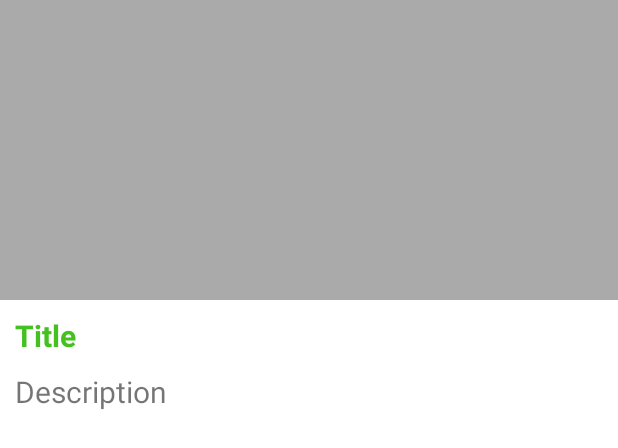
After one commit to ArieRS/Kupluk, an Android app: the layout activity_news_detail.xml on its own in the app's theme, with its tools: preview values and no code run, on a phone screen of 412 x 824 dp. The commit adds this screen. Shown: the top 448 px of the screen. Run offline under Robolectric (Android 15) with nearby library versions, the phone set to English and light mode, and no system bars.

Commit message:
update detail news & ui

```diff
--- a/app/src/main/AndroidManifest.xml
+++ b/app/src/main/AndroidManifest.xml
@@ -11,7 +11,8 @@
         android:roundIcon="@mipmap/ic_launcher_round"
         android:supportsRtl="true"
         android:theme="@style/AppTheme">
-        <activity android:name=".activity.AddNewQtlActivity"></activity>
+        <activity android:name=".activity.NewsDetailActivity"></activity>
+        <activity android:name=".activity.AddNewQtlActivity" />
         <activity android:name=".activity.QtlActivity" />
         <activity android:name=".activity.Splashscreen">
             <intent-filter>
--- a/app/src/main/java/kupluk/smk/coding/data/News.kt
+++ b/app/src/main/java/kupluk/smk/coding/data/News.kt
@@ -6,5 +6,5 @@ data class News(
     var image: String,
     var key: String
 ) {
-    constructor() : this("","","", "")
+    constructor() : this("", "", "", "")
 }
--- /dev/null
+++ b/app/src/main/res/layout/activity_news_detail.xml
@@ -0,0 +1,40 @@
+<?xml version="1.0" encoding="utf-8"?>
+<androidx.core.widget.NestedScrollView xmlns:android="http://schemas.android.com/apk/res/android"
+    xmlns:tools="http://schemas.android.com/tools"
+    android:layout_width="match_parent"
+    android:layout_height="match_parent"
+    tools:context=".activity.NewsDetailActivity">
+
+    <LinearLayout
+        android:layout_width="match_parent"
+        android:layout_height="match_parent"
+        android:orientation="vertical">
+
+        <ImageView
+            android:id="@+id/img_news_detail"
+            android:layout_width="match_parent"
+            android:layout_height="200dp"
+            android:layout_gravity="center_horizontal"
+            android:src="@android:color/darker_gray" />
+
+        <TextView
+            android:id="@+id/tv_news_detail_title"
+            android:layout_width="wrap_content"
+            android:layout_height="wrap_content"
+            android:textSize="20sp"
+            android:text="Title"
+            android:textStyle="bold"
+            android:textColor="@color/colorPrimary"
+            android:padding="10dp"/>
+
+        <TextView
+            android:id="@+id/tv_news_detail_description"
+            android:layout_width="wrap_content"
+            android:layout_height="wrap_content"
+            android:textSize="20sp"
+            android:text="Description"
+            android:paddingRight="10dp"
+            android:paddingLeft="10dp"/>
+    </LinearLayout>
+
+</androidx.core.widget.NestedScrollView>
--- a/app/src/main/res/layout/fragment_news.xml
+++ b/app/src/main/res/layout/fragment_news.xml
@@ -18,7 +18,7 @@
         android:layout_height="100dp"
         android:layout_alignParentEnd="true"
         android:layout_alignParentBottom="true"
-        android:layout_margin="10dp"
+        android:layout_margin="18dp"
         android:background="@color/colorPrimary"
         android:src="@drawable/ic_baseline_add_24" />
 
--- a/app/src/main/res/menu/menu_main.xml
+++ b/app/src/main/res/menu/menu_main.xml
@@ -26,7 +26,7 @@
         android:iconTint="@color/colorPrimary"/>
     <item
         android:id="@+id/tasbih"
-        android:icon="@drawable/ic_person"
+        android:icon="@drawable/ic_beads"
         android:title="Tasbih"
         android:iconTint="@color/colorPrimary"/>
 </menu>
```
Also changed, not shown: app/build.gradle (+4 -4 lines), app/src/main/java/kupluk/smk/coding/activity/NewsDetailActivity.kt (added, +23 -0 lines), app/src/main/java/kupluk/smk/coding/adapter/NewsAdapter.kt (+11 -1 lines), app/src/main/res/drawable/ic_beads.xml (added, +9 -0 lines), app/src/main/res/layout/item_news.xml (+6 -2 lines).
